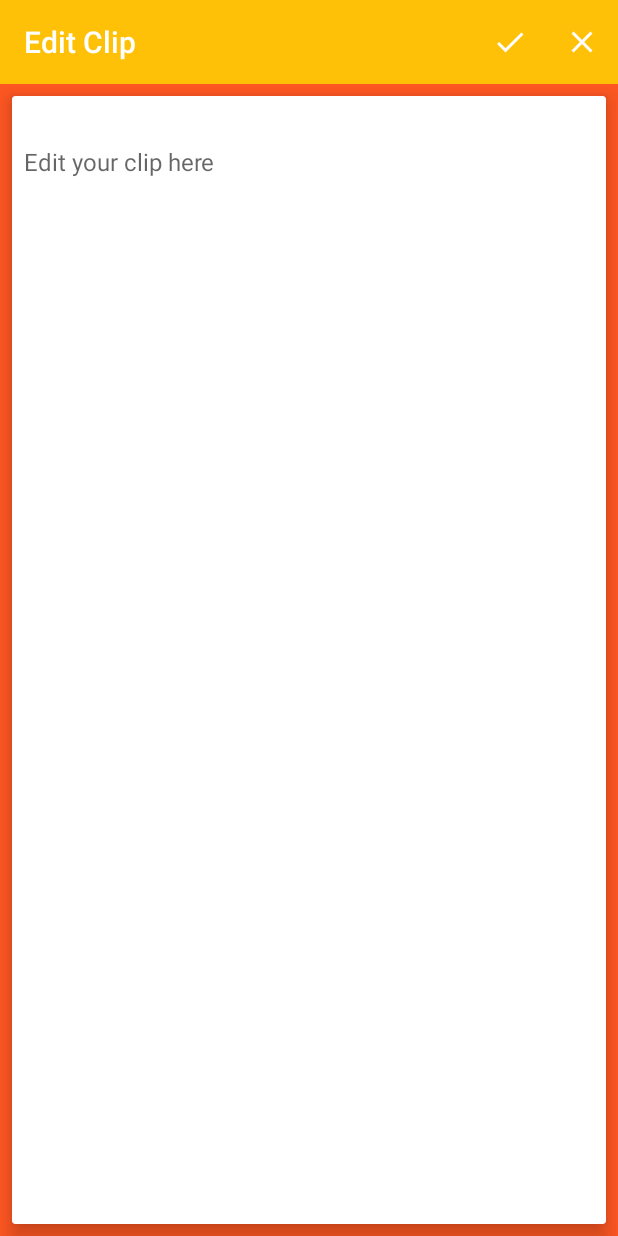
After one commit to mrbing47/Clipboard, an Android app: the EditActivity screen opened directly, with no data from a screen before it, on a phone screen of 412 x 824 dp. The commit adds this screen. Run offline under Robolectric (Android 15) with nearby library versions, the phone set to English and light mode, and no system bars; 2 statements that could not run were skipped.

Commit message:
Added functionalities like Selective delete and Edit Clip

```diff
--- a/app/src/main/AndroidManifest.xml
+++ b/app/src/main/AndroidManifest.xml
@@ -10,6 +10,7 @@
         android:roundIcon="@mipmap/ic_launcher_round"
         android:supportsRtl="true"
         android:theme="@style/AppTheme">
+        <activity android:name=".EditActivity"></activity>
         <activity android:name=".MainActivity">
             <intent-filter>
                 <action android:name="android.intent.action.MAIN" />
@@ -17,8 +18,8 @@
                 <category android:name="android.intent.category.LAUNCHER" />
             </intent-filter>
         </activity>
+
         <service android:name=".MyForegroundService" />
     </application>
 
-
 </manifest>
--- /dev/null
+++ b/app/src/main/java/garg/sarthik/clipboard/EditActivity.java
@@ -0,0 +1,83 @@
+package garg.sarthik.clipboard;
+
+import android.content.Intent;
+import android.os.Bundle;
+import android.support.annotation.Nullable;
+import android.support.v7.app.AppCompatActivity;
+import android.support.v7.widget.Toolbar;
+import android.view.Menu;
+import android.view.MenuItem;
+import android.widget.EditText;
+import android.widget.TextView;
+import android.widget.Toast;
+
+import java.text.DateFormat;
+import java.util.Date;
+
+public class EditActivity extends AppCompatActivity {
+
+    Toolbar toolbar;
+    TextView tvEditDate;
+    EditText etClip;
+
+    String orgTxt;
+    String modTxt;
+
+    Clip orgClip;
+
+    @Override
+    protected void onCreate(Bundle savedInstanceState) {
+        super.onCreate(savedInstanceState);
+        setContentView(R.layout.activity_edit);
+        toolbar = findViewById(R.id.edit_toolbar);
+        setSupportActionBar(toolbar);
+
+        tvEditDate = findViewById(R.id.tvEditDate);
+        etClip = findViewById(R.id.etClip);
+
+        if (getIntent() != null) {
+            orgClip = getIntent().getParcelableExtra("clip");
+            orgTxt = orgClip.getContent();
+            etClip.setText(orgTxt);
+            tvEditDate.setText(orgClip.getDate());
+        }
+
+    }
+
+    @Override
+    protected void onActivityResult(int requestCode, int resultCode, @Nullable Intent data) {
+        super.onActivityResult(requestCode, resultCode, data);
+    }
+
+    public boolean onCreateOptionsMenu(Menu menu) {
+        // Inflate the menu; this adds items to the action bar if it is present.
+        getMenuInflater().inflate(R.menu.menu_edit, menu);
+        return true;
+    }
+
+    @Override
+    public boolean onOptionsItemSelected(MenuItem item) {
+
+        switch (item.getItemId()) {
+            case R.id.miSave: {
+
+                modTxt = etClip.getText().toString();
+                Clip clip = new Clip(modTxt, DateFormat.getDateTimeInstance().format(new Date()));
+                if (!orgTxt.equals(modTxt)) {
+                    ClipApplication.getClipDb().getClipDao().deleteClip(orgClip);
+                    ClipApplication.getClipDb().getClipDao().insertClip(clip);
+
+                } else
+                    ClipApplication.getClipDb().getClipDao().updateClip(clip);
+                finish();
+            }
+
+            case R.id.miDiscard:{
+                finish();
+            }
+            default:
+                return super.onOptionsItemSelected(item);
+        }
+
+    }
+}
--- /dev/null
+++ b/app/src/main/res/drawable/ic_clear_white.xml
@@ -0,0 +1,5 @@
+<vector android:height="24dp" android:tint="#FFFFFF"
+    android:viewportHeight="24.0" android:viewportWidth="24.0"
+    android:width="24dp" xmlns:android="http://schemas.android.com/apk/res/android">
+    <path android:fillColor="#FF000000" android:pathData="M19,6.41L17.59,5 12,10.59 6.41,5 5,6.41 10.59,12 5,17.59 6.41,19 12,13.41 17.59,19 19,17.59 13.41,12z"/>
+</vector>
--- /dev/null
+++ b/app/src/main/res/drawable/ic_delete_all_black.xml
@@ -0,0 +1,5 @@
+<vector android:height="24dp" android:tint="#070500"
+    android:viewportHeight="24.0" android:viewportWidth="24.0"
+    android:width="24dp" xmlns:android="http://schemas.android.com/apk/res/android">
+    <path android:fillColor="#FF000000" android:pathData="M15,16h4v2h-4zM15,8h7v2h-7zM15,12h6v2h-6zM3,18c0,1.1 0.9,2 2,2h6c1.1,0 2,-0.9 2,-2L13,8L3,8v10zM14,5h-3l-1,-1L6,4L5,5L2,5v2h12z"/>
+</vector>
--- /dev/null
+++ b/app/src/main/res/drawable/ic_delete_black.xml
@@ -0,0 +1,5 @@
+<vector android:height="24dp" android:tint="#070500"
+    android:viewportHeight="24.0" android:viewportWidth="24.0"
+    android:width="24dp" xmlns:android="http://schemas.android.com/apk/res/android">
+    <path android:fillColor="#FF000000" android:pathData="M6,19c0,1.1 0.9,2 2,2h8c1.1,0 2,-0.9 2,-2V7H6v12zM19,4h-3.5l-1,-1h-5l-1,1H5v2h14V4z"/>
+</vector>
--- /dev/null
+++ b/app/src/main/res/drawable/ic_done_white.xml
@@ -0,0 +1,5 @@
+<vector android:height="24dp" android:tint="#FFFFFF"
+    android:viewportHeight="24.0" android:viewportWidth="24.0"
+    android:width="24dp" xmlns:android="http://schemas.android.com/apk/res/android">
+    <path android:fillColor="#FF000000" android:pathData="M9,16.2L4.8,12l-1.4,1.4L9,19 21,7l-1.4,-1.4L9,16.2z"/>
+</vector>
--- /dev/null
+++ b/app/src/main/res/drawable/ic_more_vert_black_24dp.xml
@@ -0,0 +1,5 @@
+<vector android:height="24dp" android:tint="#FFFFFF"
+    android:viewportHeight="24.0" android:viewportWidth="24.0"
+    android:width="24dp" xmlns:android="http://schemas.android.com/apk/res/android">
+    <path android:fillColor="#FF000000" android:pathData="M12,8c1.1,0 2,-0.9 2,-2s-0.9,-2 -2,-2 -2,0.9 -2,2 0.9,2 2,2zM12,10c-1.1,0 -2,0.9 -2,2s0.9,2 2,2 2,-0.9 2,-2 -0.9,-2 -2,-2zM12,16c-1.1,0 -2,0.9 -2,2s0.9,2 2,2 2,-0.9 2,-2 -0.9,-2 -2,-2z"/>
+</vector>
--- /dev/null
+++ b/app/src/main/res/layout/activity_edit.xml
@@ -0,0 +1,55 @@
+<?xml version="1.0" encoding="utf-8"?>
+<LinearLayout xmlns:android="http://schemas.android.com/apk/res/android"
+    xmlns:app="http://schemas.android.com/apk/res-auto"
+    xmlns:card_view="http://schemas.android.com/apk/res-auto"
+    xmlns:tools="http://schemas.android.com/tools"
+    android:layout_width="match_parent"
+    android:layout_height="match_parent"
+    android:background="@color/background_color"
+    android:orientation="vertical"
+    tools:context=".EditActivity">
+
+    <android.support.v7.widget.Toolbar
+        android:id="@+id/edit_toolbar"
+        android:layout_width="match_parent"
+        android:layout_height="wrap_content"
+        android:background="?attr/colorPrimary"
+        android:fitsSystemWindows="true"
+        android:minHeight="?attr/actionBarSize"
+        android:theme="?attr/theme"
+        app:title="Edit Clip"
+        app:titleTextColor="@color/text_color" />
+
+    <android.support.v7.widget.CardView
+        android:layout_width="match_parent"
+        android:layout_height="match_parent"
+        android:layout_margin="8dp"
+        card_view:cardElevation="8dp">
+
+        <LinearLayout
+            android:layout_width="match_parent"
+            android:layout_height="match_parent"
+            android:orientation="vertical">
+            <TextView
+                android:id="@+id/tvEditDate"
+                android:layout_width="match_parent"
+                android:layout_height="wrap_content"
+                android:gravity="start"
+                android:padding="8dp"
+                android:textSize="12sp"/>
+
+            <EditText
+                android:id="@+id/etClip"
+                android:layout_width="match_parent"
+                android:layout_height="0sp"
+                android:layout_weight="1"
+                android:background="@android:color/transparent"
+                android:gravity="start"
+                android:paddingLeft="8dp"
+                android:paddingRight="8dp"
+                android:hint="Edit your clip here"
+                android:textSize="16sp" />
+        </LinearLayout>
+
+    </android.support.v7.widget.CardView>
+</LinearLayout>
--- /dev/null
+++ b/app/src/main/res/menu/menu_edit.xml
@@ -0,0 +1,15 @@
+<?xml version="1.0" encoding="utf-8"?>
+<menu xmlns:android="http://schemas.android.com/apk/res/android"
+    xmlns:app="http://schemas.android.com/apk/res-auto">
+
+    <item
+        android:icon="@drawable/ic_done_white"
+        android:id="@+id/miSave"
+        android:title="Save"
+        app:showAsAction="ifRoom" />
+    <item
+        android:icon="@drawable/ic_clear_white"
+        android:id="@+id/miDiscard"
+        android:title="Discard"
+        app:showAsAction="ifRoom" />
+</menu>
--- a/app/src/main/res/values/colors.xml
+++ b/app/src/main/res/values/colors.xml
@@ -5,4 +5,5 @@
     <color name="colorAccent">#ff8f00</color>
     <color name="button_color">#ffc107</color>
     <color name="text_color">#FFFFFF</color>
+    <color name="background_color">#FF5722</color>
 </resources>
--- a/app/src/main/res/values/styles.xml
+++ b/app/src/main/res/values/styles.xml
@@ -1,11 +1,14 @@
 <resources>
 
     <!-- Base application theme. -->
-    <style name="AppTheme" parent="Theme.AppCompat.Light.DarkActionBar">
+    <style name="AppTheme" parent="Theme.AppCompat.Light.NoActionBar">
         <!-- Customize your theme here. -->
         <item name="colorPrimary">@color/colorPrimary</item>
         <item name="colorPrimaryDark">@color/colorPrimaryDark</item>
         <item name="colorAccent">@color/colorAccent</item>
     </style>
 
+    <style name="MyCustomTheme">
+        <item name="android:textColorSecondary">@color/text_color</item>
+    </style>
 </resources>
```
Also changed, not shown: app/src/main/java/garg/sarthik/clipboard/Clip.java (+43 -6 lines), app/src/main/java/garg/sarthik/clipboard/ClipAdaptor.java (+23 -8 lines), app/src/main/java/garg/sarthik/clipboard/MainActivity.java (+78 -21 lines), app/src/main/java/garg/sarthik/clipboard/MyForegroundService.java (+4 -15 lines), app/src/main/res/layout/activity_main.xml (+13 -11 lines), app/src/main/res/layout/layout_clipitem.xml (+12 -1 lines), app/src/main/res/menu/menu_main.xml (added, +24 -0 lines).
